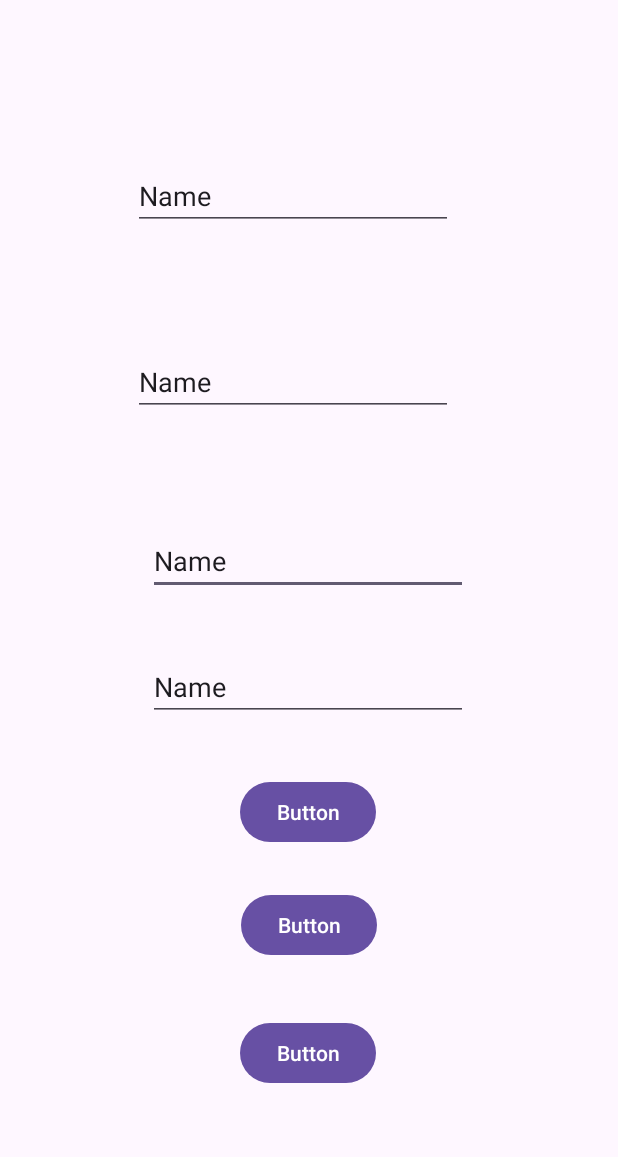
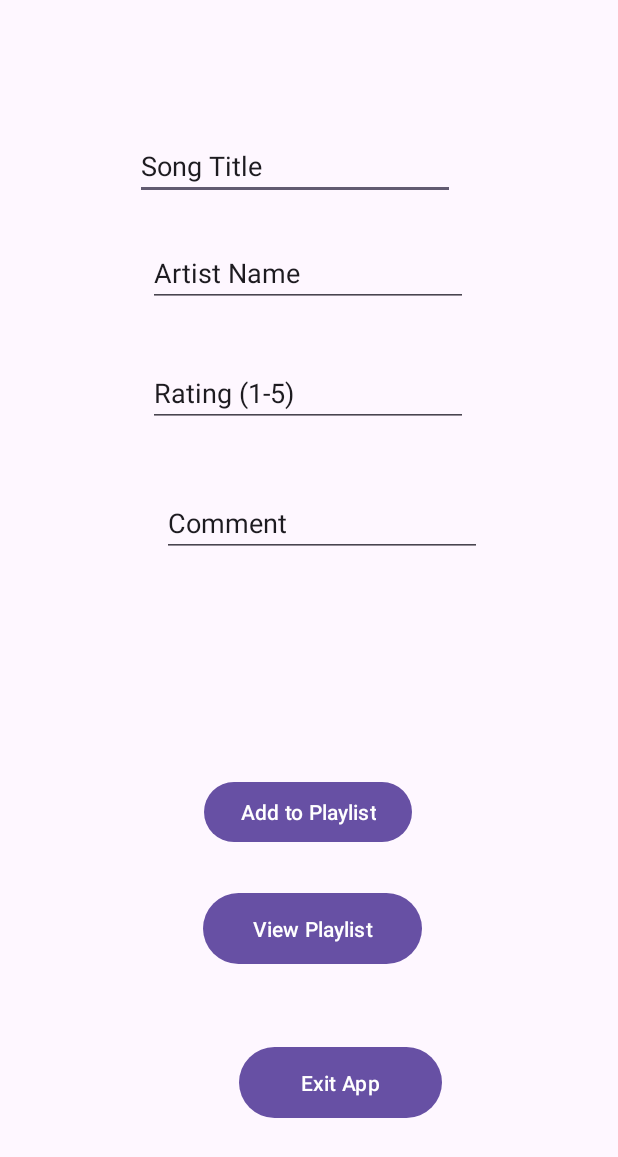
Before and after one commit to VCSTDN2024/imad5112-practicum-2025-StephenChristie12345, an Android app: the screen it shows after launch (MainActivity), on a phone screen of 412 x 824 dp. Shown: the top 1157 px of the screen. Run offline under Robolectric (Android 15) with nearby library versions, the phone set to English and light mode, and no system bars.

Commit message:
Added buttons and edittexts

```diff
--- a/app/src/main/java/com/example/musicmanager/MainActivity.kt
+++ b/app/src/main/java/com/example/musicmanager/MainActivity.kt
@@ -1,20 +1,78 @@
 package com.example.musicmanager
 
+import android.content.Intent
 import android.os.Bundle
+import android.widget.Button
+import android.widget.EditText
+import android.widget.Toast
 import androidx.activity.enableEdgeToEdge
 import androidx.appcompat.app.AppCompatActivity
-import androidx.core.view.ViewCompat
-import androidx.core.view.WindowInsetsCompat
 
 class MainActivity : AppCompatActivity() {
+
+    private val songTitles = Array(4) { "" }
+    private val artistNames = Array(4) { "" }
+    private val ratings = IntArray(4) { 0 }
+    private val comments = Array(4) { "" }
+    private var songCount = 0
+
     override fun onCreate(savedInstanceState: Bundle?) {
         super.onCreate(savedInstanceState)
         enableEdgeToEdge()
         setContentView(R.layout.activity_main)
-        ViewCompat.setOnApplyWindowInsetsListener(findViewById(R.id.main)) { v, insets ->
-            val systemBars = insets.getInsets(WindowInsetsCompat.Type.systemBars())
-            v.setPadding(systemBars.left, systemBars.top, systemBars.right, systemBars.bottom)
-            insets
+
+        val addButton = findViewById<Button>(R.id.add_button)
+        val viewButton = findViewById<Button>(R.id.view_button)
+        val exitButton = findViewById<Button>(R.id.exit_button)
+
+        addButton.setOnClickListener { addSong() }
+
+        viewButton.setOnClickListener {
+            val intent = Intent(this, MainActivity2::class.java)
+            intent.putExtra("songs", songTitles)
+            intent.putExtra("artists", artistNames)
+            intent.putExtra("ratings", ratings)
+            intent.putExtra("comments", comments)
+            startActivity(intent)
         }
+
+        exitButton.setOnClickListener { finish() }
+    }
+
+    private fun addSong() {
+        if (songCount >= 4) {
+            Toast.makeText(this, "Playlist full (max 4 songs)", Toast.LENGTH_SHORT).show()
+            return
+        }
+
+        val titleInput = findViewById<EditText>(R.id.editTitle).text.toString().trim()
+        val artistInput = findViewById<EditText>(R.id.editArtist).text.toString().trim()
+        val ratingInput = findViewById<EditText>(R.id.editRating).text.toString().trim()
+        val commentInput = findViewById<EditText>(R.id.editComment).text.toString().trim()
+
+        if (titleInput.isEmpty() || artistInput.isEmpty() || ratingInput.isEmpty()) {
+            Toast.makeText(this, "Please fill in all required fields", Toast.LENGTH_SHORT).show()
+            return
+        }
+
+        val rating = ratingInput.toIntOrNull()
+        if (rating == null || rating !in 1..5) {
+            Toast.makeText(this, "Rating must be between 1 and 5", Toast.LENGTH_SHORT).show()
+            return
+        }
+
+        songTitles[songCount] = titleInput
+        artistNames[songCount] = artistInput
+        ratings[songCount] = rating
+        comments[songCount] = commentInput
+        songCount++
+
+        Toast.makeText(this, "Song added!", Toast.LENGTH_SHORT).show()
+
+        // Clear inputs
+        findViewById<EditText>(R.id.editTitle).text.clear()
+        findViewById<EditText>(R.id.editArtist).text.clear()
+        findViewById<EditText>(R.id.editRating).text.clear()
+        findViewById<EditText>(R.id.editComment).text.clear()
     }
 }
--- a/app/src/main/res/layout/activity_main.xml
+++ b/app/src/main/res/layout/activity_main.xml
@@ -8,22 +8,22 @@
     tools:context=".MainActivity">
 
     <Button
-        android:id="@+id/button3"
+        android:id="@+id/exit_button"
+        android:layout_width="135dp"
+        android:layout_height="55dp"
+        android:text="Exit App"
+        app:layout_constraintBottom_toBottomOf="parent"
+        app:layout_constraintEnd_toEndOf="parent"
+        app:layout_constraintHorizontal_bias="0.576"
+        app:layout_constraintStart_toStartOf="parent"
+        app:layout_constraintTop_toTopOf="parent"
+        app:layout_constraintVertical_bias="0.903" />
+
+    <Button
+        android:id="@+id/add_button"
         android:layout_width="wrap_content"
         android:layout_height="wrap_content"
-        android:text="Button"
-        app:layout_constraintBottom_toBottomOf="parent"
-        app:layout_constraintEnd_toEndOf="parent"
-        app:layout_constraintHorizontal_bias="0.498"
-        app:layout_constraintStart_toStartOf="parent"
-        app:layout_constraintTop_toTopOf="parent"
-        app:layout_constraintVertical_bias="0.874" />
-
-    <Button
-        android:id="@+id/button4"
-        android:layout_width="wrap_content"
-        android:layout_height="wrap_content"
-        android:text="Button"
+        android:text="Add to Playlist"
         app:layout_constraintBottom_toBottomOf="parent"
         app:layout_constraintEnd_toEndOf="parent"
         app:layout_constraintHorizontal_bias="0.498"
@@ -32,16 +32,16 @@
         app:layout_constraintVertical_bias="0.667" />
 
     <Button
-        android:id="@+id/button5"
-        android:layout_width="wrap_content"
-        android:layout_height="wrap_content"
-        android:text="Button"
+        android:id="@+id/view_button"
+        android:layout_width="146dp"
+        android:layout_height="55dp"
+        android:text="View Playlist"
         app:layout_constraintBottom_toBottomOf="parent"
         app:layout_constraintEnd_toEndOf="parent"
-        app:layout_constraintHorizontal_bias="0.501"
+        app:layout_constraintHorizontal_bias="0.509"
         app:layout_constraintStart_toStartOf="parent"
         app:layout_constraintTop_toTopOf="parent"
-        app:layout_constraintVertical_bias="0.764" />
+        app:layout_constraintVertical_bias="0.769" />
 
     <EditText
         android:id="@+id/editTextText"
@@ -49,54 +49,54 @@
         android:layout_height="wrap_content"
         android:ems="10"
         android:inputType="text"
-        android:text="Name"
+        android:text="Song Title"
+        app:layout_constraintBottom_toBottomOf="parent"
+        app:layout_constraintEnd_toEndOf="parent"
+        app:layout_constraintHorizontal_bias="0.452"
+        app:layout_constraintStart_toStartOf="parent"
+        app:layout_constraintTop_toTopOf="parent"
+        app:layout_constraintVertical_bias="0.113" />
+
+    <EditText
+        android:id="@+id/editText2"
+        android:layout_width="wrap_content"
+        android:layout_height="wrap_content"
+        android:ems="10"
+        android:inputType="text"
+        android:text="Artist Name"
         app:layout_constraintBottom_toBottomOf="parent"
         app:layout_constraintEnd_toEndOf="parent"
         app:layout_constraintHorizontal_bias="0.497"
         app:layout_constraintStart_toStartOf="parent"
         app:layout_constraintTop_toTopOf="parent"
-        app:layout_constraintVertical_bias="0.451" />
+        app:layout_constraintVertical_bias="0.205" />
 
     <EditText
-        android:id="@+id/editTextText2"
+        android:id="@+id/editText3"
         android:layout_width="wrap_content"
         android:layout_height="wrap_content"
         android:ems="10"
         android:inputType="text"
-        android:text="Name"
-        app:layout_constraintBottom_toBottomOf="parent"
-        app:layout_constraintEnd_toEndOf="parent"
-        app:layout_constraintHorizontal_bias="0.447"
-        app:layout_constraintStart_toStartOf="parent"
-        app:layout_constraintTop_toTopOf="parent"
-        app:layout_constraintVertical_bias="0.298" />
-
-    <EditText
-        android:id="@+id/editTextText3"
-        android:layout_width="wrap_content"
-        android:layout_height="wrap_content"
-        android:ems="10"
-        android:inputType="text"
-        android:text="Name"
-        app:layout_constraintBottom_toBottomOf="parent"
-        app:layout_constraintEnd_toEndOf="parent"
-        app:layout_constraintHorizontal_bias="0.447"
-        app:layout_constraintStart_toStartOf="parent"
-        app:layout_constraintTop_toTopOf="parent"
-        app:layout_constraintVertical_bias="0.139" />
-
-    <EditText
-        android:id="@+id/editTextText4"
-        android:layout_width="wrap_content"
-        android:layout_height="wrap_content"
-        android:ems="10"
-        android:inputType="text"
-        android:text="Name"
+        android:text="Rating (1-5)"
         app:layout_constraintBottom_toBottomOf="parent"
         app:layout_constraintEnd_toEndOf="parent"
         app:layout_constraintHorizontal_bias="0.497"
         app:layout_constraintStart_toStartOf="parent"
         app:layout_constraintTop_toTopOf="parent"
-        app:layout_constraintVertical_bias="0.559" />
+        app:layout_constraintVertical_bias="0.307" />
+
+    <EditText
+        android:id="@+id/editText4"
+        android:layout_width="wrap_content"
+        android:layout_height="wrap_content"
+        android:ems="10"
+        android:inputType="text"
+        android:text="Comment"
+        app:layout_constraintBottom_toBottomOf="parent"
+        app:layout_constraintEnd_toEndOf="parent"
+        app:layout_constraintHorizontal_bias="0.542"
+        app:layout_constraintStart_toStartOf="parent"
+        app:layout_constraintTop_toTopOf="parent"
+        app:layout_constraintVertical_bias="0.419" />
 
 </androidx.constraintlayout.widget.ConstraintLayout>
```
